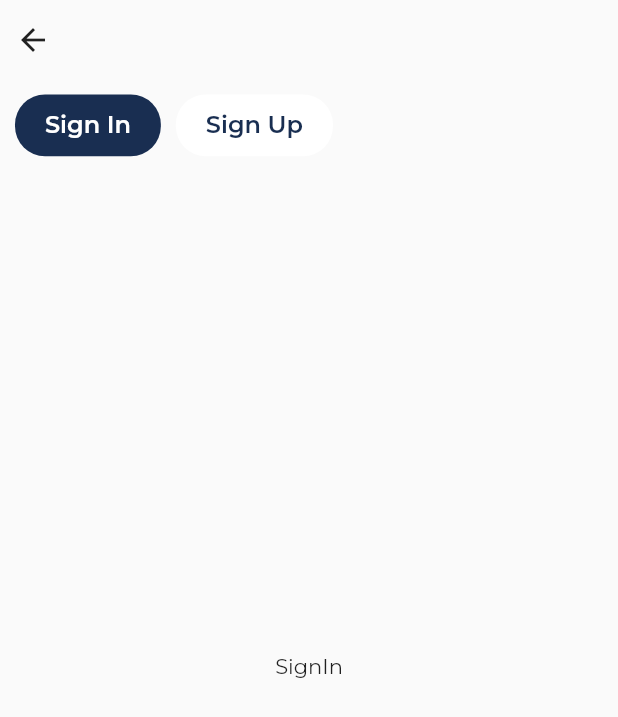
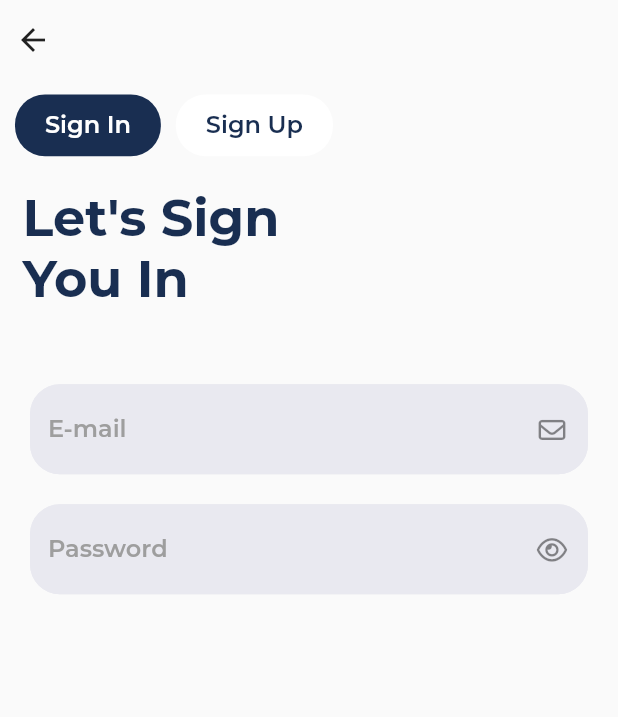
Before and after one commit to Febinjohnson96/newsz, a Flutter app: the AuthScreen screen opened by its route, on a phone screen of 412 x 824 dp. Shown: the top 717 px of the screen. Run offline on Flutter 3.47's test engine with Material 2 defaults, Android fonts, the phone set to English and light mode, and no system bars; our stand-ins replace animate_do, equatable, flex_color_scheme, font_awesome_flutter, get, get_it and 1 more.

Commit message:
Added form in signin with password view

```diff
--- a/lib/src/config/theme/app_text_theme.dart
+++ b/lib/src/config/theme/app_text_theme.dart
@@ -1,4 +1,5 @@
 import 'package:flutter/material.dart';
+import 'package:newsz/src/config/theme/appcolors.dart';
 
 class AppTheme {
   static final appTheme = ThemeData(
@@ -44,5 +45,17 @@ class AppTheme {
           fontWeight: FontWeight.w500,
           fontSize: 24,
         ),
-      ));
+      ),
+      inputDecorationTheme: InputDecorationTheme(
+          filled: true,
+          fillColor: athensGrey,
+          border: OutlineInputBorder(
+              borderSide: const BorderSide(color: athensGrey),
+              borderRadius: BorderRadius.circular(20)),
+          focusedBorder: OutlineInputBorder(
+              borderSide: const BorderSide(color: athensGrey),
+              borderRadius: BorderRadius.circular(20)),
+          enabledBorder: OutlineInputBorder(
+              borderSide: const BorderSide(color: athensGrey),
+              borderRadius: BorderRadius.circular(20))));
 }
--- a/lib/src/presentation/auth/auth_screen.dart
+++ b/lib/src/presentation/auth/auth_screen.dart
@@ -1,3 +1,4 @@
+import 'package:animate_do/animate_do.dart';
 import 'package:flutter/material.dart';
 import 'package:get/get.dart';
 import 'package:newsz/src/presentation/auth/auth_controller.dart';
@@ -13,7 +14,10 @@ class AuthScreen extends StatelessWidget {
     return GetBuilder<AuthController>(
         init: AuthController(),
         builder: (controller) {
-          return Scaffold(
+          return GestureDetector(
+            onTap: () => FocusScope.of(context).unfocus(),
+            child: Scaffold(
+              resizeToAvoidBottomInset: false,
               body: SafeArea(
                 child: LayoutBuilder(builder: (context, constraints) {
                   return Column(
@@ -67,13 +71,20 @@ class AuthScreen extends StatelessWidget {
                         height: constraints.maxHeight * 0.8,
                         child: Obx(() =>
                             controller.selectedView == controller.authViews.first
-                              ? const SignInScreen()
-                              : const SignUpScreen()),
+                                ? FadeInLeft(
+                                    duration: const Duration(milliseconds: 1400),
+                                    delay: const Duration(milliseconds: 300),
+                                    child: const SignInScreen())
+                                : FadeInRight(
+                                    duration: const Duration(milliseconds: 1400),
+                                    delay: const Duration(milliseconds: 300),
+                                    child: const SignUpScreen())),
                       ),
                     ],
                   );
                 }),
               ),
+            ),
           );
         });
   }
--- a/lib/src/presentation/auth/auth_sub_features/sign_in/sign_in_controller.dart
+++ b/lib/src/presentation/auth/auth_sub_features/sign_in/sign_in_controller.dart
@@ -1,3 +1,14 @@
+import 'package:flutter/material.dart';
 import 'package:get/get.dart';
 
-class SignInController extends GetxController {}
+class SignInController extends GetxController {
+  final emailController = TextEditingController();
+  final passWordController = TextEditingController();
+
+  final _isPassWordNotVisible = true.obs;
+  bool get isPassWordNotVisible => _isPassWordNotVisible.value;
+
+  void changePasswordVisibilty(bool passWordVisibility) {
+    _isPassWordNotVisible(passWordVisibility);
+  }
+}
--- a/lib/src/presentation/auth/auth_sub_features/sign_in/sign_in_screen.dart
+++ b/lib/src/presentation/auth/auth_sub_features/sign_in/sign_in_screen.dart
@@ -1,6 +1,9 @@
 import 'package:flutter/material.dart';
+import 'package:font_awesome_flutter/font_awesome_flutter.dart';
 import 'package:get/get.dart';
+import 'package:newsz/src/config/theme/appcolors.dart';
 import 'package:newsz/src/presentation/auth/auth_sub_features/sign_in/sign_in_controller.dart';
+import 'package:newsz/src/presentation/auth/widgets/auth_text_field.dart';
 
 class SignInScreen extends StatelessWidget {
   const SignInScreen({Key? key}) : super(key: key);
@@ -10,11 +13,52 @@ class SignInScreen extends StatelessWidget {
     return GetBuilder<SignInController>(
         init: SignInController(),
         builder: (controller) {
-          return const Scaffold(
-            body: Center(
-              child: Text("SignIn"),
-            ),
-          );
+          return Scaffold(
+              body: Column(
+            crossAxisAlignment: CrossAxisAlignment.start,
+            children: [
+              Padding(
+                padding:
+                    const EdgeInsets.symmetric(vertical: 10, horizontal: 15),
+                child: Text(
+                  "Let's Sign\nYou In",
+                  style: Theme.of(context)
+                      .textTheme
+                      .headline1
+                      ?.copyWith(color: blueVogue, fontSize: 34),
+                ),
+              ),
+              const SizedBox(
+                height: 40,
+              ),
+              Padding(
+                padding: const EdgeInsets.symmetric(horizontal: 20),
+                child: AuthTextField(
+                  textController: controller.emailController,
+                  label: "E-mail",
+                  isPassword: false,
+                  icon: FontAwesomeIcons.envelope,
+                ),
+              ),
+              const SizedBox(
+                height: 20,
+              ),
+              Padding(
+                padding: const EdgeInsets.symmetric(horizontal: 20),
+                child: Obx(
+                  () => AuthTextField(
+                    textController: controller.passWordController,
+                    label: "Password",
+                    isPassword: controller.isPassWordNotVisible,
+                    icon: controller.isPassWordNotVisible
+                        ? FontAwesomeIcons.eye
+                        : FontAwesomeIcons.eyeSlash,
+                    callback: (p0) => controller.changePasswordVisibilty(p0),
+                  ),
+                ),
+              ),
+            ],
+          ));
         });
   }
 }
--- /dev/null
+++ b/lib/src/presentation/auth/widgets/auth_text_field.dart
@@ -0,0 +1,38 @@
+import 'package:flutter/material.dart';
+import 'package:font_awesome_flutter/font_awesome_flutter.dart';
+
+class AuthTextField extends StatelessWidget {
+  const AuthTextField(
+      {Key? key,
+      required this.isPassword,
+      required this.label,
+      required this.textController,
+      this.callback,
+      this.icon})
+      : super(key: key);
+  final bool isPassword;
+  final String label;
+  final TextEditingController textController;
+  final void Function(bool isPassWordNotVisible)? callback;
+  final IconData? icon;
+
+  @override
+  Widget build(BuildContext context) {
+    return TextFormField(
+      controller: textController,
+      obscureText: isPassword,
+      decoration: InputDecoration(
+          suffixIcon: IconButton(
+              onPressed: ()=>callback?.call(!isPassword),
+              icon: FaIcon(
+                icon,
+                size: 18,
+              )),
+          hintText: label,
+          hintStyle: Theme.of(context)
+              .textTheme
+              .headline6
+              ?.copyWith(fontWeight: FontWeight.w600, color: Colors.grey)),
+    );
+  }
+}
--- a/pubspec.yaml
+++ b/pubspec.yaml
@@ -41,6 +41,7 @@ dependencies:
   # The following adds the Cupertino Icons font to your application.
   # Use with the CupertinoIcons class for iOS style icons.
   cupertino_icons: ^1.0.2
+  font_awesome_flutter: ^10.4.0
 
 dev_dependencies:
   flutter_test:
```
Also changed, not shown: pubspec.lock. Lines whose indentation alone changed are shown as unchanged.
